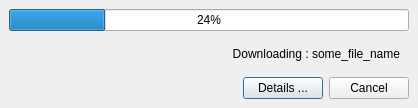
Above: FermaNext/src/LiveUpdate/LiveUpdateDialog.ui from rouming/FermaNext before the change. Below: the same form after it.
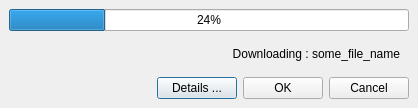
That is the form after the change.

Commit message: Conflict fixes in LiveUpdate

What changed in the file:
```diff
--- a/FermaNext/src/LiveUpdate/LiveUpdateDialog.ui
+++ b/FermaNext/src/LiveUpdate/LiveUpdateDialog.ui
@@ -99,6 +99,13 @@
        </property>
       </widget>
      </item>
+     <item>
+      <widget class="QPushButton" name="m_okButton" >
+       <property name="text" >
+        <string>OK</string>
+       </property>
+      </widget>
+     </item>
      <item>
       <widget class="QPushButton" name="m_cancelButton" >
        <property name="text" >
```
Left out of the diff: 4 changed lines with no effect on the pictures. The commit also changes 6 other files.
